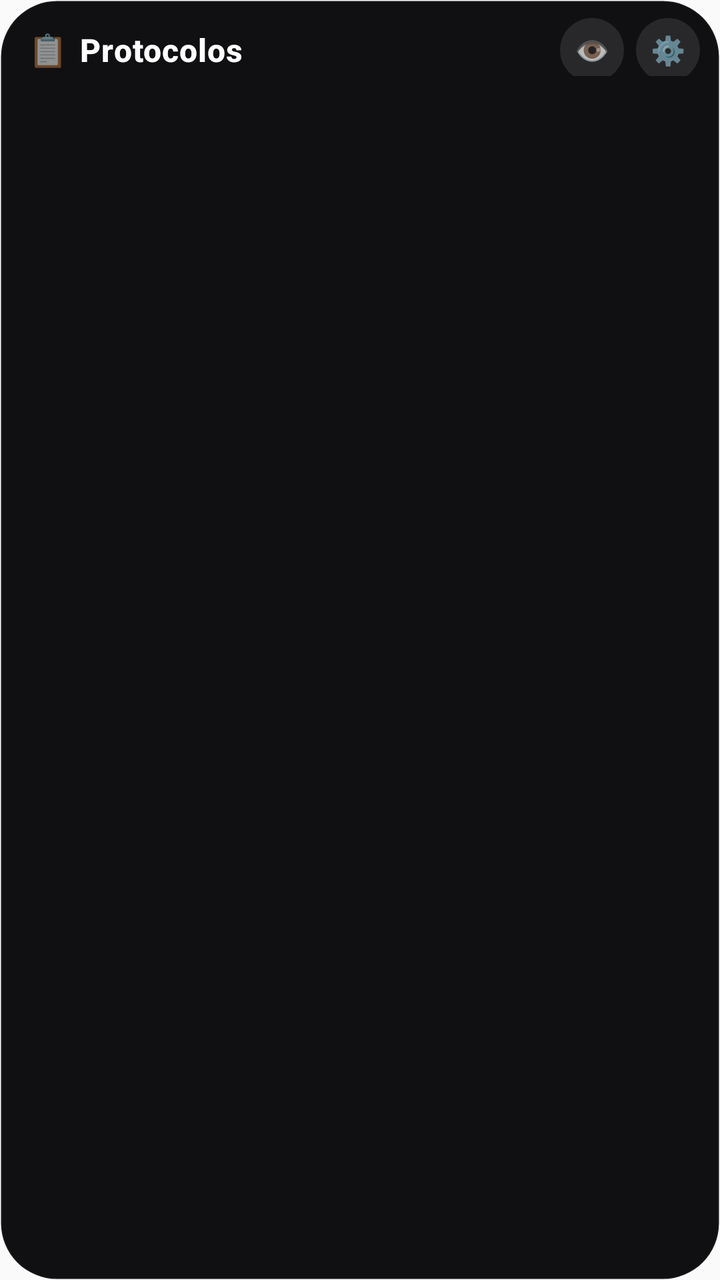
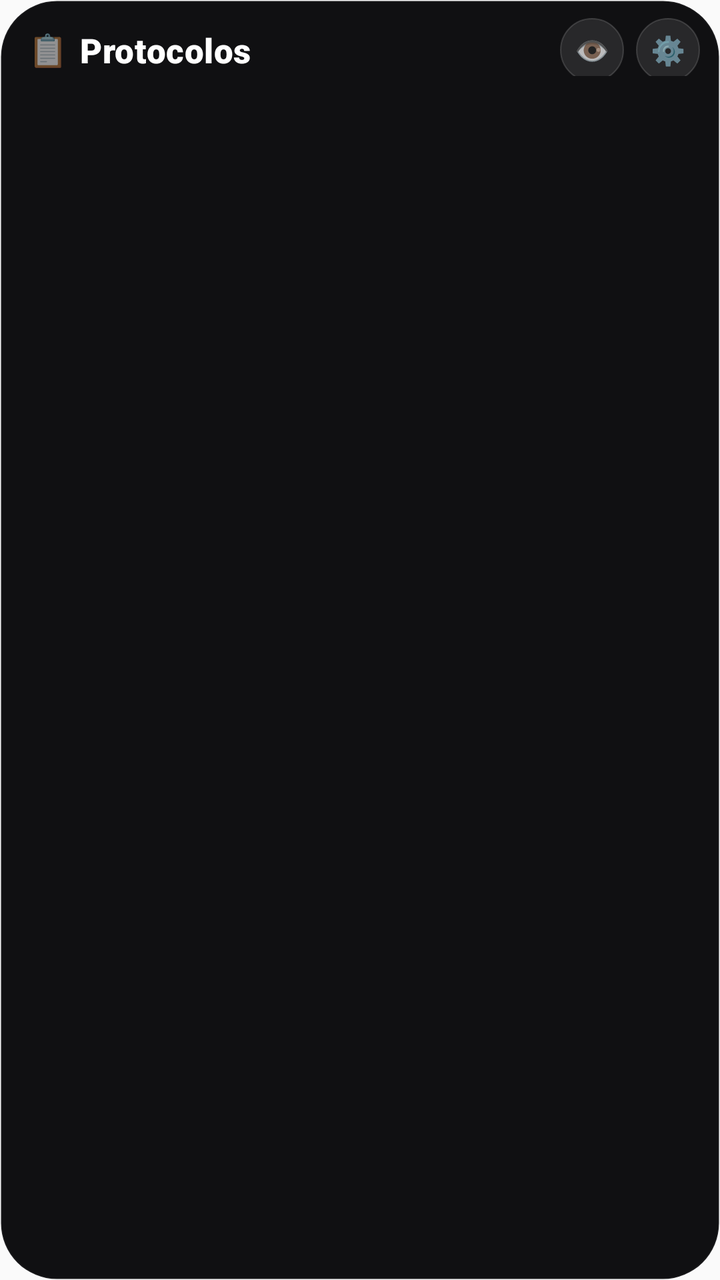

Screens rendered from an Android XML layout before and after an edit, with the pre-edit source and the edit as a unified diff.
<!-- AndroidManifest.xml: application theme AppTheme -->
<!-- res/layout/widget_habit_list.xml -->
<?xml version="1.0" encoding="utf-8"?>
<FrameLayout xmlns:android="http://schemas.android.com/apk/res/android"
    android:layout_width="match_parent"
    android:layout_height="match_parent">

    
    <ImageView
        android:id="@+id/widget_background_image"
        android:layout_width="match_parent"
        android:layout_height="match_parent"
        android:scaleType="fitXY"
        android:src="@drawable/widget_background" />

    <LinearLayout
        android:layout_width="match_parent"
        android:layout_height="match_parent"
        android:orientation="vertical"
        android:paddingStart="6dp"
        android:paddingEnd="6dp"
        android:paddingTop="6dp"
        android:paddingBottom="10dp">

        
        <RelativeLayout
            android:layout_width="match_parent"
            android:layout_height="wrap_content"
            android:paddingStart="8dp"
            android:paddingEnd="4dp"
            android:paddingBottom="6dp">

            
            <LinearLayout
                android:id="@+id/widget_header_left"
                android:layout_width="wrap_content"
                android:layout_height="wrap_content"
                android:layout_alignParentStart="true"
                android:layout_centerVertical="true"
                android:orientation="horizontal"
                android:gravity="center_vertical">

                <TextView
                    android:id="@+id/widget_header_emoji"
                    android:layout_width="wrap_content"
                    android:layout_height="wrap_content"
                    android:text="📋"
                    android:textSize="16sp"
                    android:layout_marginEnd="6dp" />

                <TextView
                    android:id="@+id/widget_title"
                    android:layout_width="wrap_content"
                    android:layout_height="wrap_content"
                    android:text="Protocolos"
                    android:textColor="#FFFFFF"
                    android:textSize="16sp"
                    android:textStyle="bold"
                    android:fontFamily="sans-serif-medium"
                    android:letterSpacing="0.02" />

                <TextView
                    android:id="@+id/widget_count"
                    android:layout_width="wrap_content"
                    android:layout_height="wrap_content"
                    android:layout_marginStart="8dp"
                    android:textColor="#4DFFFFFF"
                    android:textSize="12sp"
                    android:fontFamily="sans-serif" />

            </LinearLayout>

            
            <FrameLayout
                android:id="@+id/widget_settings_btn"
                android:layout_width="32dp"
                android:layout_height="32dp"
                android:layout_alignParentEnd="true"
                android:layout_centerVertical="true"
                android:background="@drawable/widget_refresh_bg"
                android:clickable="true"
                android:focusable="true">

                <TextView
                    android:layout_width="wrap_content"
                    android:layout_height="wrap_content"
                    android:layout_gravity="center"
                    android:text="⚙️"
                    android:textColor="#B3FFFFFF"
                    android:textSize="14sp" />
            </FrameLayout>

            
            <FrameLayout
                android:id="@+id/widget_filter_btn"
                android:layout_width="32dp"
                android:layout_height="32dp"
                android:layout_toStartOf="@id/widget_settings_btn"
                android:layout_centerVertical="true"
                android:layout_marginEnd="6dp"
                android:background="@drawable/widget_refresh_bg"
                android:clickable="true"
                android:focusable="true">

                <TextView
                    android:id="@+id/widget_filter_icon"
                    android:layout_width="wrap_content"
                    android:layout_height="wrap_content"
                    android:layout_gravity="center"
                    android:text="👁️"
                    android:textColor="#B3FFFFFF"
                    android:textSize="14sp" />
            </FrameLayout>

            
            <FrameLayout
                android:id="@+id/widget_chrono_btn"
                android:layout_width="32dp"
                android:layout_height="32dp"
                android:layout_toStartOf="@id/widget_filter_btn"
                android:layout_centerVertical="true"
                android:layout_marginEnd="6dp"
                android:background="@drawable/widget_refresh_bg"
                android:clickable="true"
                android:focusable="true"
                android:visibility="gone">

                <TextView
                    android:id="@+id/widget_chrono_icon"
                    android:layout_width="wrap_content"
                    android:layout_height="wrap_content"
                    android:layout_gravity="center"
                    android:text="⚡"
                    android:textColor="#B3FFFFFF"
                    android:textSize="14sp" />
            </FrameLayout>

            
            <FrameLayout
                android:id="@+id/widget_bad_habit_btn"
                android:layout_width="32dp"
                android:layout_height="32dp"
                android:layout_toStartOf="@id/widget_chrono_btn"
                android:layout_centerVertical="true"
                android:layout_marginEnd="6dp"
                android:background="@drawable/widget_refresh_bg"
                android:clickable="true"
                android:focusable="true"
                android:visibility="gone">

                <TextView
                    android:id="@+id/widget_bad_habit_icon"
                    android:layout_width="wrap_content"
                    android:layout_height="wrap_content"
                    android:layout_gravity="center"
                    android:text="🚫"
                    android:textColor="#B3FFFFFF"
                    android:textSize="14sp" />
            </FrameLayout>

        </RelativeLayout>

        
        <ListView
            android:id="@+id/widget_habit_list"
            android:layout_width="match_parent"
            android:layout_height="0dp"
            android:layout_weight="1"
            android:divider="@null"
            android:dividerHeight="0dp"
            android:scrollbars="none"
            android:fadingEdge="none"
            
            android:clipToPadding="false"
            android:paddingBottom="4dp" />

        
        <TextView
            android:id="@+id/widget_empty_text"
            android:layout_width="match_parent"
            android:layout_height="0dp"
            android:layout_weight="1"
            android:gravity="center"
            android:text="✨ ¡Todo completado!"
            android:textColor="#4DFFFFFF"
            android:textSize="14sp"
            android:fontFamily="sans-serif-medium"
            android:visibility="gone" />

        
        <GridView
            android:id="@+id/widget_habit_grid"
            android:layout_width="0dp"
            android:layout_height="0dp"
            
            android:visibility="gone" />

    </LinearLayout>
</FrameLayout>
<!-- resources referenced by this layout -->
<resources>
  <!-- drawable widget_background (drawable) -->
  <?xml version="1.0" encoding="utf-8"?>
  <shape xmlns:android="http://schemas.android.com/apk/res/android"
      android:shape="rectangle">
      <solid android:color="#F0020204" />
      <corners android:radius="28dp" />
      <stroke
          android:width="1dp"
          android:color="#0DFFFFFF" />
  </shape>
  <!-- drawable widget_refresh_bg (drawable) -->
  <?xml version="1.0" encoding="utf-8"?>
  <shape xmlns:android="http://schemas.android.com/apk/res/android"
      android:shape="oval">
      <solid android:color="#1AFFFFFF" />
      <size
          android:width="32dp"
          android:height="32dp" />
  </shape>
  <style name="AppTheme" parent="Theme.AppCompat.Light.DarkActionBar">
          
          <item name="colorPrimary">@color/colorPrimary</item>
          <item name="colorPrimaryDark">@color/colorPrimaryDark</item>
          <item name="colorAccent">@color/colorAccent</item>
      </style>
</resources>

<!-- the commit's change to res/layout/widget_habit_list.xml (unified diff, before → after) -->
@@ -52,19 +52,18 @@
                     android:layout_height="wrap_content"
                     android:text="Protocolos"
                     android:textColor="#FFFFFF"
-                    android:textSize="16sp"
-                    android:textStyle="bold"
-                    android:fontFamily="sans-serif-medium"
-                    android:letterSpacing="0.02" />
+                    android:textSize="17sp"
+                    android:fontFamily="sans-serif-black"
+                    android:letterSpacing="0.01" />
 
                 <TextView
                     android:id="@+id/widget_count"
                     android:layout_width="wrap_content"
                     android:layout_height="wrap_content"
                     android:layout_marginStart="8dp"
-                    android:textColor="#4DFFFFFF"
+                    android:textColor="#80FFFFFF"
                     android:textSize="12sp"
-                    android:fontFamily="sans-serif" />
+                    android:fontFamily="sans-serif-medium" />
 
             </LinearLayout>
 
<!-- resource entries referenced after the edit -->
@@ -15,6 +15,9 @@
   <shape xmlns:android="http://schemas.android.com/apk/res/android"
       android:shape="oval">
       <solid android:color="#1AFFFFFF" />
+      <stroke
+          android:width="0.5dp"
+          android:color="#26FFFFFF" />
       <size
           android:width="32dp"
           android:height="32dp" />
